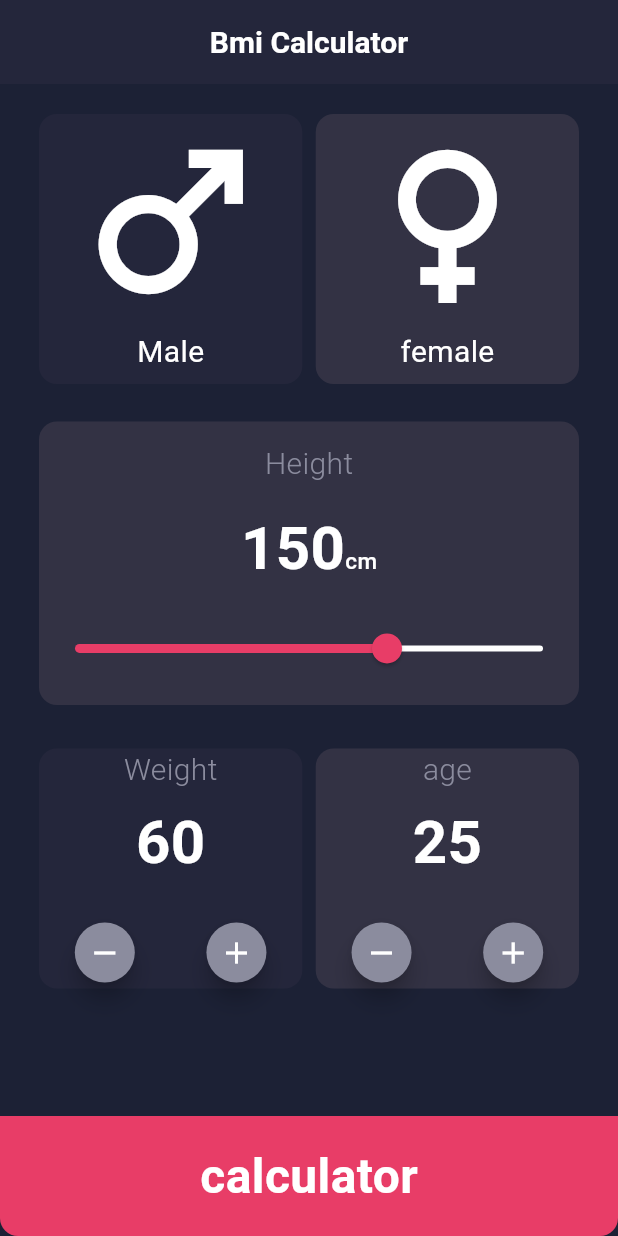
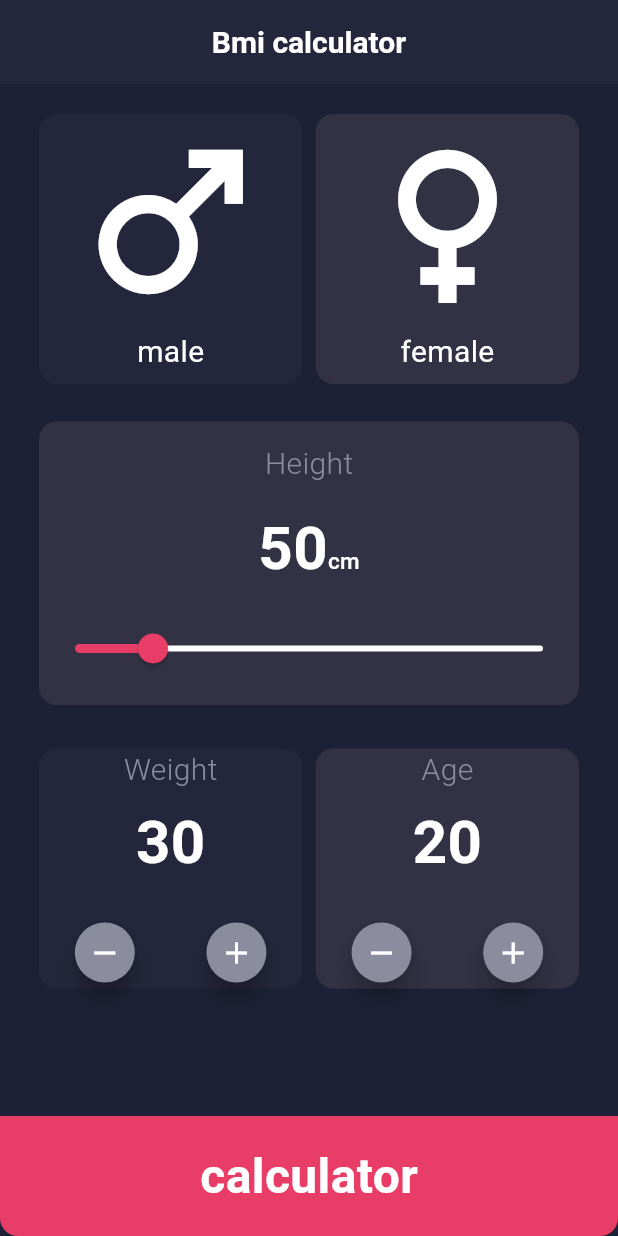
Before and after one commit to ah2929293-sudo/BMI_project, a Flutter app: the screen it shows after launch, on a phone screen of 412 x 824 dp. Run offline on Flutter 3.47's test engine with Material 3 defaults, Android fonts, the phone set to English and light mode, and no system bars.

Commit message:
added new file

```diff
--- /dev/null
+++ b/lib/Widgets/gander_container.dart
@@ -0,0 +1,46 @@
+import 'package:flutter/material.dart';
+
+class GanderContainer extends StatelessWidget {
+  final String title;
+  final IconData icon;
+  final Color color;
+  final void Function()? onTap;
+
+  const GanderContainer({
+    super.key,
+    required this.title,
+    required this.icon,
+    required this.color,
+    required this.onTap,
+  });
+
+  @override
+  Widget build(BuildContext context) {
+    return Expanded(
+      child: InkWell(
+        onTap: onTap,
+        child: Container(
+          height: 180,
+          width: 155,
+          decoration: BoxDecoration(
+            borderRadius: BorderRadius.circular(12),
+            color: color,
+          ),
+          child: Column(
+            children: [
+              Icon(icon, size: 144, color: Colors.white),
+              Text(
+                title,
+                style: TextStyle(
+                  color: Colors.white,
+                  fontSize: 20,
+                  fontWeight: FontWeight.w400,
+                ),
+              ),
+            ],
+          ),
+        ),
+      ),
+    );
+  }
+}
--- /dev/null
+++ b/lib/Widgets/info_container.dart
@@ -0,0 +1,71 @@
+import 'package:flutter/material.dart';
+
+class InfoContainer extends StatelessWidget {
+  final String title;
+  final int number;
+  final Color color;
+  final void Function()? increaseOnPressed;
+  final void Function()? decreaseOnPressed;
+
+  const InfoContainer({
+    super.key,
+    required this.title,
+    required this.number,
+    required this.color,
+    required this.increaseOnPressed,
+    required this.decreaseOnPressed,
+  });
+
+  @override
+  Widget build(BuildContext context) {
+    return Expanded(
+      child: Container(
+        decoration: BoxDecoration(
+          borderRadius: BorderRadius.circular(12),
+          color: color,
+        ),
+        child: Column(
+          mainAxisAlignment: MainAxisAlignment.spaceEvenly,
+          children: [
+            Text(
+              title,
+              style: TextStyle(
+                color: Color(0xff8B8C9E),
+                fontSize: 20,
+                fontWeight: FontWeight.w300,
+              ),
+            ),
+            SizedBox(height: 5),
+            Text(
+              number.toString(),
+              style: TextStyle(
+                color: Colors.white,
+                fontSize: 40,
+                fontWeight: FontWeight.w700,
+              ),
+            ),
+            SizedBox(height: 21),
+            Row(
+              mainAxisAlignment: MainAxisAlignment.spaceAround,
+
+              children: [
+                FloatingActionButton.small(
+                  onPressed: decreaseOnPressed,
+                  backgroundColor: Color(0xff8B8C9E),
+                  shape: CircleBorder(),
+                  child: Icon(Icons.remove, color: Colors.white),
+                ),
+                FloatingActionButton.small(
+                  onPressed: increaseOnPressed,
+                  backgroundColor: Color(0xff8B8C9E),
+                  shape: CircleBorder(),
+                  child: Icon(Icons.add, color: Colors.white),
+                ),
+              ],
+            ),
+          ],
+        ),
+      ),
+    );
+  }
+}
--- a/lib/bmi_app.dart
+++ b/lib/bmi_app.dart
@@ -1,6 +1,5 @@
 import 'package:flutter/material.dart';
 import 'package:flutter_application_1/screens/home_screen.dart';
-import 'package:flutter_application_1/screens/result_screen.dart';
 
 class BmiApp extends StatelessWidget {
   const BmiApp({super.key});
--- a/lib/screens/home_screen.dart
+++ b/lib/screens/home_screen.dart
@@ -1,7 +1,20 @@
 import 'package:flutter/material.dart';
+import 'package:flutter_application_1/Widgets/gander_container.dart';
+import 'package:flutter_application_1/Widgets/info_container.dart';
 
-class HomeScreen extends StatelessWidget {
+class HomeScreen extends StatefulWidget {
   const HomeScreen({super.key});
+
+  @override
+  State<HomeScreen> createState() => _HomeScreenState();
+}
+
+class _HomeScreenState extends State<HomeScreen> {
+  bool isMale = false;
+  bool isFeMale = false;
+  int height = 50;
+  int weight = 30;
+  int age = 20;
 
   @override
   Widget build(BuildContext context) {
@@ -9,7 +22,7 @@ class HomeScreen extends StatelessWidget {
       backgroundColor: Color(0xff1C2135),
       appBar: AppBar(
         title: Text(
-          "Bmi Calculator",
+          "Bmi calculator",
           style: TextStyle(
             fontSize: 20,
             fontWeight: FontWeight.w600,
@@ -26,52 +39,28 @@ class HomeScreen extends StatelessWidget {
             //gander row
             Row(
               children: [
-                Expanded(
-                  child: Container(
-                    height: 180,
-                    width: 155,
-                    decoration: BoxDecoration(
-                      borderRadius: BorderRadius.circular(12),
-                      color: Color(0xff24263B),
-                    ),
-                    child: Column(
-                      children: [
-                        Icon(Icons.male, size: 144, color: Colors.white),
-                        Text(
-                          "Male",
-                          style: TextStyle(
-                            color: Colors.white,
-                            fontSize: 20,
-                            fontWeight: FontWeight.w400,
-                          ),
-                        ),
-                      ],
-                    ),
-                  ),
+                GanderContainer(
+                  title: "male",
+                  icon: Icons.male,
+                  color: isMale ? Colors.red : Color(0xff24263B),
+                  onTap: () {
+                    setState(() {
+                      isMale = true;
+                      isFeMale = false;
+                    });
+                  },
                 ),
                 SizedBox(width: 9),
-                Expanded(
-                  child: Container(
-                    height: 180,
-                    width: 155,
-                    decoration: BoxDecoration(
-                      borderRadius: BorderRadius.circular(12),
-                      color: Color(0xff333244),
-                    ),
-                    child: Column(
-                      children: [
-                        Icon(Icons.female, size: 144, color: Colors.white),
-                        Text(
-                          "female",
-                          style: TextStyle(
-                            color: Colors.white,
-                            fontSize: 20,
-                            fontWeight: FontWeight.w400,
-                          ),
-                        ),
-                      ],
-                    ),
-                  ),
+                GanderContainer(
+                  title: "female",
+                  icon: Icons.female,
+                  color: isFeMale ? Colors.red : Color(0xff333244),
+                  onTap: () {
+                    setState(() {
+                      isMale = false;
+                      isFeMale = true;
+                    });
+                  },
                 ),
               ],
             ),
@@ -98,7 +87,7 @@ class HomeScreen extends StatelessWidget {
                     TextSpan(
                       children: [
                         TextSpan(
-                          text: "150",
+                          text: height.toString(),
                           style: TextStyle(
                             color: Colors.white,
                             fontWeight: FontWeight.bold,
@@ -121,9 +110,11 @@ class HomeScreen extends StatelessWidget {
                     max: 300,
                     activeColor: Color(0xffE83D67),
                     inactiveColor: Colors.white,
-                    value: 200,
+                    value: height.toDouble(),
                     onChanged: (value) {
-                      print(value);
+                      setState(() {
+                        height = value.toInt();
+                      });
                     },
                   ),
                 ],
@@ -132,112 +123,41 @@ class HomeScreen extends StatelessWidget {
             SizedBox(height: 29),
             Row(
               children: [
-                Expanded(
-                  child: Container(
-                    decoration: BoxDecoration(
-                      borderRadius: BorderRadius.circular(12),
+                InfoContainer(
+                  title: "Weight",
+                  number: weight,
                   color: Color(0xff24263B),
-                    ),
-                    child: Column(
-                      mainAxisAlignment: MainAxisAlignment.spaceEvenly,
-                      children: [
-                        Text(
-                          "Weight",
-                          style: TextStyle(
-                            color: Color(0xff8B8C9E),
-                            fontSize: 20,
-                            fontWeight: FontWeight.w300,
-                          ),
-                        ),
-                        SizedBox(height: 5),
-                        Text(
-                          "60",
-                          style: TextStyle(
-                            color: Colors.white,
-                            fontSize: 40,
-                            fontWeight: FontWeight.w700,
-                          ),
-                        ),
-                        SizedBox(height: 21),
-                        Row(
-                          mainAxisAlignment: MainAxisAlignment.spaceAround,
-
-                          children: [
-                            FloatingActionButton.small(
-                              onPressed: () {
-                                print("remove");
+                  increaseOnPressed: () {
+                    if (weight < 100) {
+                      setState(() {
+                        weight++;
+                      });
+                    }
                   },
-                              child: Icon(Icons.remove, color: Colors.white),
-                              backgroundColor: Color(0xff8B8C9E),
-                              shape: CircleBorder(),
-                            ),
-                            FloatingActionButton.small(
-                              onPressed: () {
-                                print("add");
+                  decreaseOnPressed: () {
+                    setState(() {
+                      weight--;
+                    });
                   },
-                              child: Icon(Icons.add, color: Colors.white),
-                              backgroundColor: Color(0xff8B8C9E),
-                              shape: CircleBorder(),
-                            ),
-                          ],
-                        ),
-                      ],
-                    ),
-                  ),
                 ),
                 SizedBox(width: 9),
-                Expanded(
-                  child: Container(
-                    decoration: BoxDecoration(
-                      borderRadius: BorderRadius.circular(12),
+                InfoContainer(
+                  title: "Age",
+                  number: age,
                   color: Color(0xff333244),
-                    ),
-                    child: Column(
-                      mainAxisAlignment: MainAxisAlignment.spaceEvenly,
-                      children: [
-                        Text(
-                          "age",
-                          style: TextStyle(
-                            color: Color(0xff8B8C9E),
-                            fontSize: 20,
-                            fontWeight: FontWeight.w300,
-                          ),
-                        ),
-                        SizedBox(height: 5),
-                        Text(
-                          "25",
-                          style: TextStyle(
-                            color: Colors.white,
-                            fontSize: 40,
-                            fontWeight: FontWeight.w700,
-                          ),
-                        ),
-                        SizedBox(height: 21),
-                        Row(
-                          mainAxisAlignment: MainAxisAlignment.spaceAround,
-
-                          children: [
-                            FloatingActionButton.small(
-                              onPressed: () {
-                                print("remove");
+                  increaseOnPressed: () {
+                    if (age > 10) {}
+                    setState(() {
+                      age++;
+                    });
                   },
-                              child: Icon(Icons.remove, color: Colors.white),
-                              backgroundColor: Color(0xff8B8C9E),
-                              shape: CircleBorder(),
-                            ),
-                            FloatingActionButton.small(
-                              onPressed: () {
-                                print("add");
+                  decreaseOnPressed: () {
+                    if (age > 10) {
+                      setState(() {
+                        age--;
+                      });
+                    }
                   },
-                              child: Icon(Icons.add, color: Colors.white),
-                              backgroundColor: Color(0xff8B8C9E),
-                              shape: CircleBorder(),
-                            ),
-                          ],
-                        ),
-                      ],
-                    ),
-                  ),
                 ),
               ],
             ),
```
Lines whose indentation alone changed are shown as unchanged.
